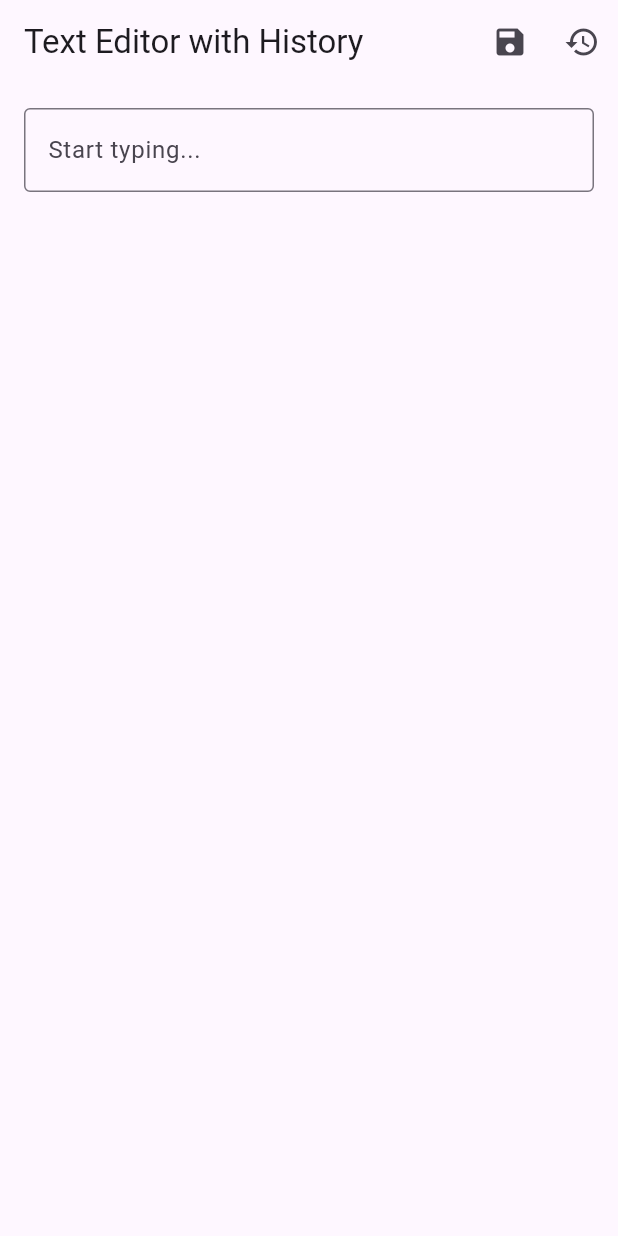
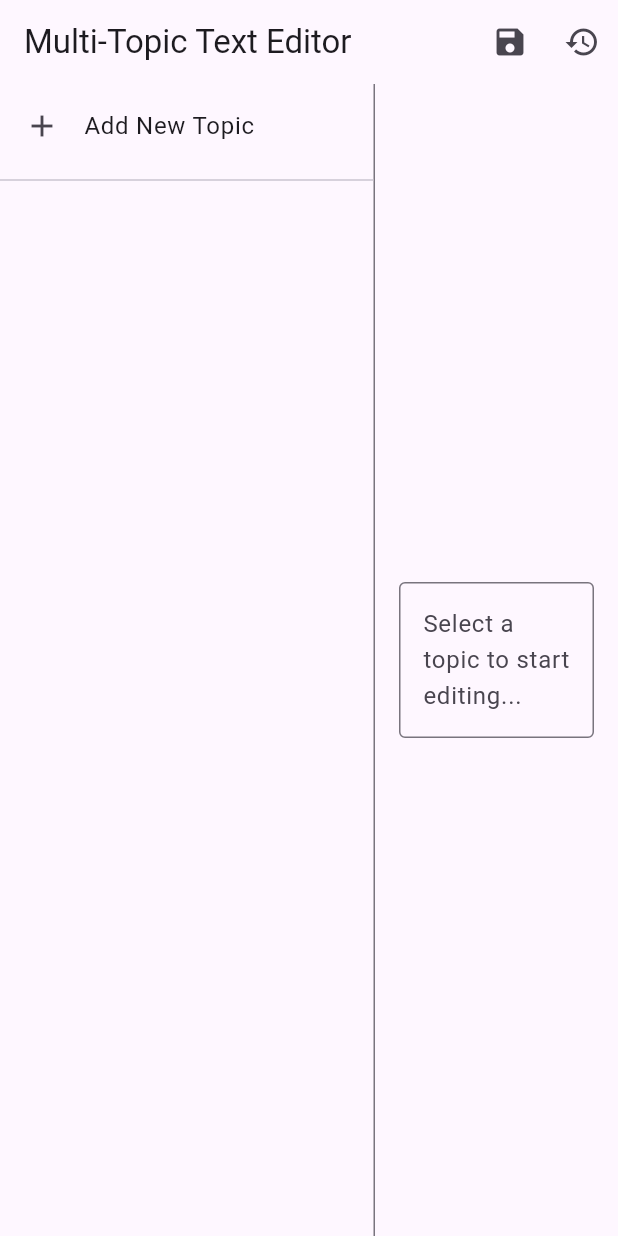
Before and after one commit to SergioB/text_edit, a Flutter app: the screen it shows after launch, on a phone screen of 412 x 824 dp. Run offline on Flutter 3.47's test engine with Material 3 defaults, Android fonts, the phone set to English and light mode, and no system bars; our stand-ins replace shared_preferences.

Commit message:
multiple topics text editing

```diff
--- a/lib/main.dart
+++ b/lib/main.dart
@@ -14,7 +14,7 @@ class MyApp extends StatelessWidget {
   @override
   Widget build(BuildContext context) {
     return MaterialApp(
-      title: 'Text Editor with History',
+      title: 'Multi-Topic Text Editor',
       theme: ThemeData(
         primarySwatch: Colors.blue,
         useMaterial3: true,
@@ -22,6 +22,30 @@ class MyApp extends StatelessWidget {
       home: const TextEditorScreen(),
     );
   }
+}
+
+class Topic {
+  String title;
+  Map<String, String> versions;
+  String currentContent;
+
+  Topic({
+    required this.title,
+    Map<String, String>? versions,
+    this.currentContent = '',
+  }) : versions = versions ?? {};
+
+  Map<String, dynamic> toJson() => {
+    'title': title,
+    'versions': versions,
+    'currentContent': currentContent,
+  };
+
+  factory Topic.fromJson(Map<String, dynamic> json) => Topic(
+    title: json['title'],
+    versions: Map<String, String>.from(json['versions']),
+    currentContent: json['currentContent'],
+  );
 }
 
 class TextEditorScreen extends StatefulWidget {
@@ -33,8 +57,10 @@ class TextEditorScreen extends StatefulWidget {
 
 class _TextEditorScreenState extends State<TextEditorScreen> {
   final TextEditingController _controller = TextEditingController();
+  final TextEditingController _newTopicController = TextEditingController();
   final FocusNode _focusNode = FocusNode();
-  Map<String, String> _versions = {};
+  List<Topic> _topics = [];
+  Topic? _selectedTopic;
   SharedPreferences? _prefs;
 
   @override
@@ -46,20 +72,22 @@ class _TextEditorScreenState extends State<TextEditorScreen> {
 
   void _initializePrefs() async {
     _prefs = await SharedPreferences.getInstance();
-    _loadVersions();
+    _loadTopics();
   }
 
-  void _loadVersions() {
-    final versions = _prefs?.getString('versions');
-    if (versions != null) {
+  void _loadTopics() {
+    final topicsJson = _prefs?.getString('topics');
+    if (topicsJson != null) {
+      final List<dynamic> decoded = json.decode(topicsJson);
       setState(() {
-        _versions = Map<String, String>.from(json.decode(versions));
+        _topics = decoded.map((t) => Topic.fromJson(t)).toList();
       });
     }
   }
 
-  void _saveVersions() {
-    _prefs?.setString('versions', json.encode(_versions));
+  void _saveTopics() {
+    final topicsJson = json.encode(_topics.map((t) => t.toJson()).toList());
+    _prefs?.setString('topics', topicsJson);
   }
 
   void _setupKeyboardListeners() {
@@ -81,10 +109,18 @@ class _TextEditorScreenState extends State<TextEditorScreen> {
   }
 
   void _saveCurrentVersion() {
+    if (_selectedTopic == null) {
+      ScaffoldMessenger.of(context).showSnackBar(
+        const SnackBar(content: Text('Please select a topic first')),
+      );
+      return;
+    }
+
     final timestamp = DateFormat('yyyy-MM-dd HH:mm:ss').format(DateTime.now());
     setState(() {
-      _versions[timestamp] = _controller.text;
-      _saveVersions();
+      _selectedTopic!.versions[timestamp] = _controller.text;
+      _selectedTopic!.currentContent = _controller.text;
+      _saveTopics();
     });
     ScaffoldMessenger.of(context).showSnackBar(
       SnackBar(content: Text('Saved version at $timestamp')),
@@ -92,26 +128,35 @@ class _TextEditorScreenState extends State<TextEditorScreen> {
   }
 
   void _showLoadDialog() {
+    if (_selectedTopic == null || _selectedTopic!.versions.isEmpty) {
+      ScaffoldMessenger.of(context).showSnackBar(
+        const SnackBar(content: Text('No versions available')),
+      );
+      return;
+    }
+
     showDialog(
       context: context,
       builder: (context) => AlertDialog(
-        title: const Text('Load Version'),
+        title: Text('Load Version - ${_selectedTopic!.title}'),
         content: SizedBox(
           width: double.maxFinite,
           child: ListView.builder(
             shrinkWrap: true,
-            itemCount: _versions.length,
+            itemCount: _selectedTopic!.versions.length,
             itemBuilder: (context, index) {
-              final timestamp = _versions.keys.toList().reversed.toList()[index];
+              final timestamp = _selectedTopic!.versions.keys.toList().reversed.toList()[index];
               return ListTile(
                 title: Text(timestamp),
                 subtitle: Text(
-                  _versions[timestamp]!.length > 50
-                      ? '${_versions[timestamp]!.substring(0, 50)}...'
-                      : _versions[timestamp]!,
+                  _selectedTopic!.versions[timestamp]!.length > 50
+                      ? '${_selectedTopic!.versions[timestamp]!.substring(0, 50)}...'
+                      : _selectedTopic!.versions[timestamp]!,
                 ),
                 onTap: () {
-                  _controller.text = _versions[timestamp]!;
+                  _controller.text = _selectedTopic!.versions[timestamp]!;
+                  _selectedTopic!.currentContent = _controller.text;
+                  _saveTopics();
                   Navigator.pop(context);
                 },
               );
@@ -128,11 +173,76 @@ class _TextEditorScreenState extends State<TextEditorScreen> {
     );
   }
 
+  void _showAddTopicDialog() {
+    showDialog(
+      context: context,
+      builder: (context) => AlertDialog(
+        title: const Text('Add New Topic'),
+        content: TextField(
+          controller: _newTopicController,
+          decoration: const InputDecoration(
+            hintText: 'Enter topic name',
+          ),
+          autofocus: true,
+        ),
+        actions: [
+          TextButton(
+            onPressed: () => Navigator.pop(context),
+            child: const Text('Cancel'),
+          ),
+          TextButton(
+            onPressed: () {
+              if (_newTopicController.text.isNotEmpty) {
+                setState(() {
+                  _topics.add(Topic(title: _newTopicController.text));
+                  _saveTopics();
+                });
+                _newTopicController.clear();
+                Navigator.pop(context);
+              }
+            },
+            child: const Text('Add'),
+          ),
+        ],
+      ),
+    );
+  }
+
+  void _deleteTopic(Topic topic) {
+    showDialog(
+      context: context,
+      builder: (context) => AlertDialog(
+        title: const Text('Delete Topic'),
+        content: Text('Are you sure you want to delete "${topic.title}"?'),
+        actions: [
+          TextButton(
+            onPressed: () => Navigator.pop(context),
+            child: const Text('Cancel'),
+          ),
+          TextButton(
+            onPressed: () {
+              setState(() {
+                _topics.remove(topic);
+                if (_selectedTopic == topic) {
+                  _selectedTopic = null;
+                  _controller.clear();
+                }
+                _saveTopics();
+              });
+              Navigator.pop(context);
+            },
+            child: const Text('Delete'),
+          ),
+        ],
+      ),
+    );
+  }
+
   @override
   Widget build(BuildContext context) {
     return Scaffold(
       appBar: AppBar(
-        title: const Text('Text Editor with History'),
+        title: const Text('Multi-Topic Text Editor'),
         actions: [
           IconButton(
             icon: const Icon(Icons.save),
@@ -146,18 +256,76 @@ class _TextEditorScreenState extends State<TextEditorScreen> {
           ),
         ],
       ),
-      body: Padding(
+      body: Row(
+        children: [
+          // Topics sidebar
+          Container(
+            width: 250,
+            decoration: BoxDecoration(
+              border: Border(
+                right: BorderSide(
+                  color: Theme.of(context).dividerColor,
+                ),
+              ),
+            ),
+            child: Column(
+              children: [
+                ListTile(
+                  leading: const Icon(Icons.add),
+                  title: const Text('Add New Topic'),
+                  onTap: _showAddTopicDialog,
+                ),
+                const Divider(),
+                Expanded(
+                  child: ListView.builder(
+                    itemCount: _topics.length,
+                    itemBuilder: (context, index) {
+                      final topic = _topics[index];
+                      return ListTile(
+                        title: Text(topic.title),
+                        selected: _selectedTopic == topic,
+                        trailing: IconButton(
+                          icon: const Icon(Icons.delete),
+                          onPressed: () => _deleteTopic(topic),
+                        ),
+                        onTap: () {
+                          setState(() {
+                            _selectedTopic = topic;
+                            _controller.text = topic.currentContent;
+                          });
+                        },
+                      );
+                    },
+                  ),
+                ),
+              ],
+            ),
+          ),
+          // Text editor
+          Expanded(
+            child: Padding(
               padding: const EdgeInsets.all(16.0),
               child: TextField(
                 controller: _controller,
                 focusNode: _focusNode,
                 maxLines: null,
-          decoration: const InputDecoration(
-            border: OutlineInputBorder(),
-            hintText: 'Start typing...',
+                decoration: InputDecoration(
+                  border: const OutlineInputBorder(),
+                  hintText: _selectedTopic == null
+                      ? 'Select a topic to start editing...'
+                      : 'Start typing...',
                 ),
                 style: const TextStyle(fontSize: 16),
+                onChanged: (value) {
+                  if (_selectedTopic != null) {
+                    _selectedTopic!.currentContent = value;
+                    _saveTopics();
+                  }
+                },
               ),
+            ),
+          ),
+        ],
       ),
     );
   }
@@ -166,6 +334,7 @@ class _TextEditorScreenState extends State<TextEditorScreen> {
   void dispose() {
     _controller.dispose();
     _focusNode.dispose();
+    _newTopicController.dispose();
     super.dispose();
   }
 }
```
Lines whose indentation alone changed are shown as unchanged.
